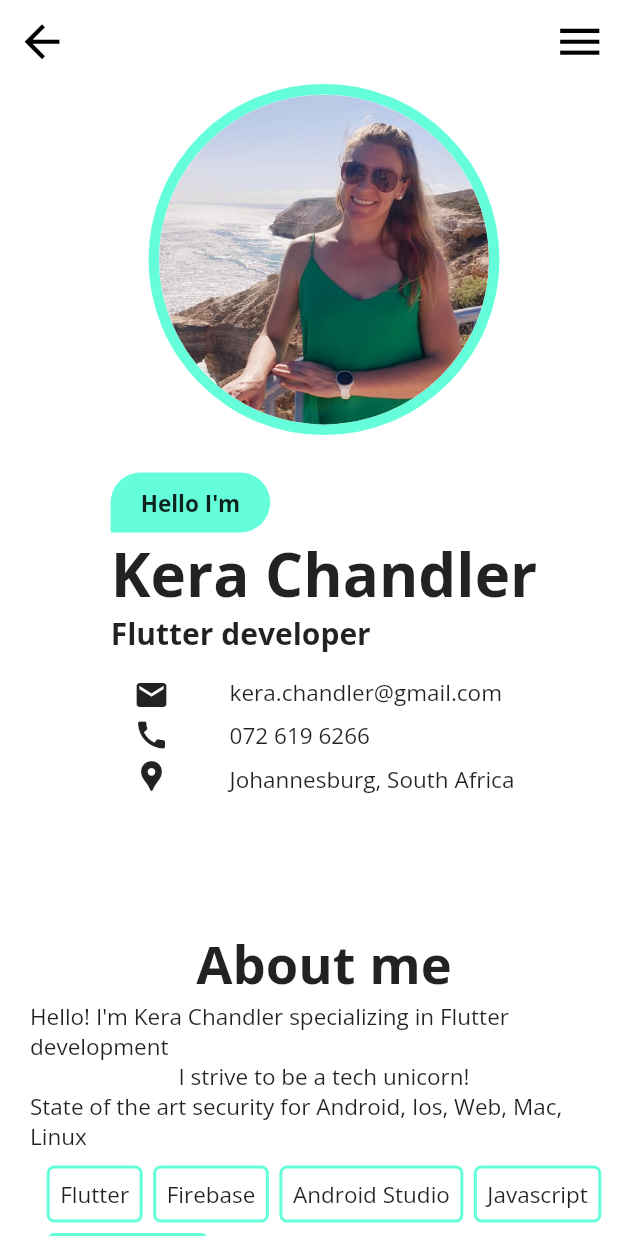
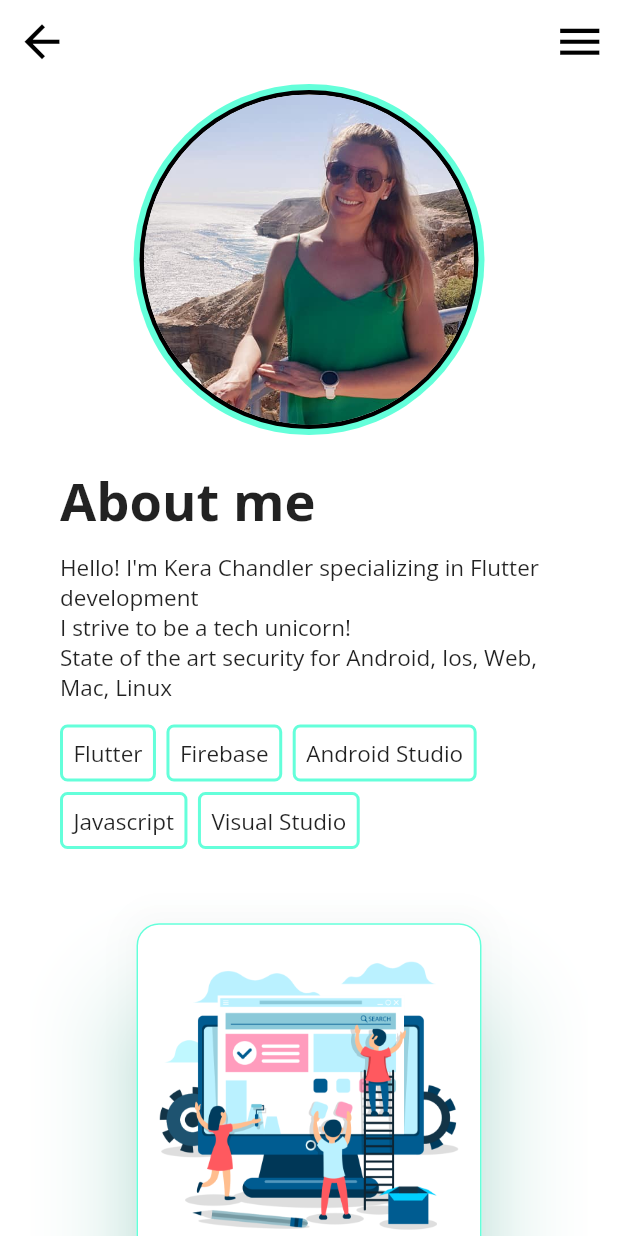
Before and after one commit to KeraCha/Flutter_my_profile_app, a Flutter app: the screen it shows after launch, after a tap on the "menu" icon, after a tap on "About", on a phone screen of 412 x 824 dp. Run offline on Flutter 3.47's test engine with Material 2 defaults, Android fonts, the phone set to English and light mode, and no system bars; our stand-ins replace flutter_svg, google_fonts, url_strategy; missing offline and left inert: dart:js.

Commit message:
Completed the about mobile and web pages

```diff
--- a/lib/components.dart
+++ b/lib/components.dart
@@ -11,9 +11,10 @@ class TabsWeb extends StatefulWidget {
 }
 
 class _TabsWebState extends State<TabsWeb> {
+  bool isSelected = false;
+
   @override
   Widget build(BuildContext context) {
-    bool isSelected = false;
     //MouseRegion widget detects mouse position when cursor hovers over it
     return GestureDetector(
       onTap: () {
@@ -185,7 +186,7 @@ class AnimatedCard extends StatefulWidget {
   const AnimatedCard(
       {Key? key,
       @required this.imagePath,
-      @required this.text,
+      this.text,
       this.fit,
       this.reverse,
       this.height,
@@ -240,7 +241,7 @@ class _AnimatedCardState extends State<AnimatedCard>
               SizedBox(height: 10.0),
               //back-end focuses on server side (firebase), users don't see
               //front end is working with flutter
-              SansBold(widget.text, 15.0),
+              widget.text == null ? SizedBox() : SansBold(widget.text, 15.0),
             ],
           ),
         ),
--- /dev/null
+++ b/lib/mobile/about_mobile.dart
@@ -0,0 +1,210 @@
+import 'package:flutter/material.dart';
+import 'package:flutter_svg/svg.dart';
+import 'package:google_fonts/google_fonts.dart';
+import 'package:url_launcher/url_launcher.dart';
+
+import '../components.dart';
+
+class AboutMobile extends StatefulWidget {
+  const AboutMobile({Key? key}) : super(key: key);
+
+  @override
+  State<AboutMobile> createState() => _AboutMobileState();
+}
+
+class _AboutMobileState extends State<AboutMobile> {
+  tealContainer(String text) {
+    return Container(
+      decoration: BoxDecoration(
+          border: Border.all(
+              color: Colors.tealAccent, style: BorderStyle.solid, width: 2.0),
+          borderRadius: BorderRadius.circular(5.0)),
+      padding: EdgeInsets.all(7.0),
+      child: Text(
+        text,
+        style: GoogleFonts.openSans(fontSize: 15.0),
+      ),
+    );
+  }
+
+  @override
+  Widget build(BuildContext context) {
+    return SafeArea(
+      child: Scaffold(
+        extendBodyBehindAppBar: true,
+        backgroundColor: Colors.white,
+        appBar: AppBar(
+          backgroundColor: Colors.transparent,
+          elevation: 0.0,
+          iconTheme: IconThemeData(
+            size: 35.0,
+            color: Colors.black,
+          ),
+        ),
+        endDrawer: Drawer(
+          child: Column(
+            mainAxisAlignment: MainAxisAlignment.center,
+            children: [
+              DrawerHeader(
+                padding: EdgeInsets.only(bottom: 20.0),
+                child: Container(
+                  decoration: BoxDecoration(
+                    shape: BoxShape.circle,
+                    border: Border.all(width: 2.0, color: Colors.black),
+                  ),
+                  child: Image.asset('assets/image.png',
+                      filterQuality: FilterQuality.high),
+                ),
+              ),
+              TabsMobile(text: "Home", route: '/'),
+              SizedBox(height: 20.0),
+              TabsMobile(text: "Works", route: '/works'),
+              SizedBox(height: 20.0),
+              TabsMobile(text: "Blog", route: '/blog'),
+              SizedBox(height: 20.0),
+              TabsMobile(text: "About", route: "/about"),
+              SizedBox(height: 20.0),
+              TabsMobile(text: "Contact", route: '/contact'),
+              SizedBox(height: 40.0),
+              Row(
+                mainAxisAlignment: MainAxisAlignment.spaceEvenly,
+                children: [
+                  IconButton(
+                    onPressed: () async => await launchUrl(
+                      Uri.parse("https://www.instagram.com/tomcruise"),
+                    ),
+                    icon: SvgPicture.asset(
+                      "assets/instagram.svg",
+                      color: Colors.black,
+                      width: 35.0,
+                    ),
+                  ),
+                  IconButton(
+                    onPressed: () async => await launchUrl(
+                      Uri.parse("https://www.twitter.com/tomcruise"),
+                    ),
+                    icon: SvgPicture.asset(
+                      "assets/twitter.svg",
+                      color: Colors.black,
+                      width: 35.0,
+                    ),
+                  ),
+                  IconButton(
+                    onPressed: () async => await launchUrl(
+                      Uri.parse("https://www.github.com/KeraCha"),
+                    ),
+                    icon: SvgPicture.asset(
+                      "assets/github.svg",
+                      color: Colors.black,
+                      width: 35.0,
+                    ),
+                  ),
+                ],
+              )
+            ],
+          ),
+        ),
+        body: Padding(
+          padding: const EdgeInsets.symmetric(horizontal: 20.0),
+          child: ListView(
+            children: [
+              //Intro , first section
+              CircleAvatar(
+                radius: 117.0,
+                backgroundColor: Colors.tealAccent,
+                child: CircleAvatar(
+                  radius: 113.0,
+                  backgroundColor: Colors.black,
+                  child: CircleAvatar(
+                    radius: 110.0,
+                    backgroundColor: Colors.white,
+                    child: Image.asset("assets/image.png",
+                        filterQuality: FilterQuality.high),
+                  ),
+                ),
+              ),
+              SizedBox(height: 20.0),
+              Padding(
+                padding: EdgeInsets.symmetric(horizontal: 20.0),
+                child: Column(
+                  crossAxisAlignment: CrossAxisAlignment.start,
+                  mainAxisAlignment: MainAxisAlignment.center,
+                  children: [
+                    SansBold("About me", 35.0),
+                    SizedBox(height: 10.0),
+                    Sans(
+                        "Hello! I'm Kera Chandler specializing in Flutter development",
+                        15.0),
+                    Sans("I strive to be a tech unicorn!", 15.0),
+                    Sans(
+                        "State of the art security for Android, Ios, Web, Mac, Linux",
+                        15.0),
+                    SizedBox(height: 15.0),
+                    Wrap(
+                      spacing: 7.0,
+                      runSpacing: 7.0,
+                      children: [
+                        tealContainer("Flutter"),
+                        tealContainer("Firebase"),
+                        tealContainer("Android Studio"),
+                        tealContainer("Javascript"),
+                        tealContainer("Visual Studio"),
+                      ],
+                    )
+                  ],
+                ),
+              ),
+              SizedBox(height: 40.0),
+
+              //Web development, second section
+              Column(
+                crossAxisAlignment: CrossAxisAlignment.center,
+                children: [
+                  AnimatedCard(imagePath: "assets/webL.png", width: 200.0),
+                  SizedBox(height: 30.0),
+                  SansBold("Web development", 20.0),
+                  SizedBox(height: 10.0),
+                ],
+              ),
+              Sans(
+                  "I'm here to build your presence online with state of the art web apps",
+                  15.0),
+
+              //App development,third section
+              Column(
+                crossAxisAlignment: CrossAxisAlignment.center,
+                children: [
+                  SizedBox(height: 20.0),
+                  AnimatedCard(
+                      imagePath: "assets/app.png", width: 200.0, reverse: true),
+                  SizedBox(height: 30.0),
+                  SansBold("App development", 20.0),
+                  SizedBox(height: 10.0),
+                ],
+              ),
+              Sans(
+                  "Do you need a high-performance, responsive and beautiful app? Don't worry, I've got you covered.",
+                  15.0),
+
+              //Back-end development, forth section
+              Column(
+                crossAxisAlignment: CrossAxisAlignment.center,
+                children: [
+                  SizedBox(height: 20.0),
+                  AnimatedCard(imagePath: "assets/firebase.png", width: 200.0),
+                  SizedBox(height: 30.0),
+                  SansBold("Back-end development", 20.0),
+                  SizedBox(height: 10.0),
+                ],
+              ),
+              Sans(
+                  "Do you want your back-end to be highly scalable and secure? Let's have a conversation on how I can help you with that.",
+                  15.0),
+              SizedBox(height: 20.0),
+            ],
+          ),
+        ),
+      ),
+    );
+  }
+}
--- a/lib/mobile/landing_page_mobile.dart
+++ b/lib/mobile/landing_page_mobile.dart
@@ -51,7 +51,8 @@ class _LandingPageMobileState extends State<LandingPageMobile> {
                   shape: BoxShape.circle,
                   border: Border.all(width: 2.0, color: Colors.black),
                 ),
-                child: Image.asset('assets/image.png'),
+                child: Image.asset('assets/image.png',
+                    filterQuality: FilterQuality.high),
               ),
             ),
             TabsMobile(text: "Home", route: '/'),
@@ -105,11 +106,6 @@ class _LandingPageMobileState extends State<LandingPageMobile> {
       body: ListView(
         children: [
           //Intro, First section
-          Padding(
-            padding: const EdgeInsets.only(left: 20.0),
-            child: Column(
-              crossAxisAlignment: CrossAxisAlignment.center,
-              children: [
           CircleAvatar(
             radius: 117.0,
             backgroundColor: Colors.tealAccent,
@@ -119,6 +115,11 @@ class _LandingPageMobileState extends State<LandingPageMobile> {
               backgroundImage: AssetImage("assets/image.png"),
             ),
           ),
+          Padding(
+            padding: const EdgeInsets.symmetric(horizontal: 20.0),
+            child: Column(
+              crossAxisAlignment: CrossAxisAlignment.start,
+              children: [
                 SizedBox(height: 25.0),
                 Column(
                   crossAxisAlignment: CrossAxisAlignment.start,
@@ -142,7 +143,7 @@ class _LandingPageMobileState extends State<LandingPageMobile> {
                 ),
                 SizedBox(height: 15.0),
                 Row(
-                  mainAxisAlignment: MainAxisAlignment.center,
+                  mainAxisAlignment: MainAxisAlignment.start,
                   children: [
                     Wrap(
                       direction: Axis.vertical,
@@ -171,9 +172,9 @@ class _LandingPageMobileState extends State<LandingPageMobile> {
           SizedBox(height: 90.0),
           //About me, Second section
           Padding(
-            padding: EdgeInsets.only(left: 20.0),
+            padding: EdgeInsets.symmetric(horizontal: 20.0),
             child: Column(
-              crossAxisAlignment: CrossAxisAlignment.center,
+              crossAxisAlignment: CrossAxisAlignment.start,
               mainAxisAlignment: MainAxisAlignment.center,
               children: [
                 SansBold("About me", 35.0),
--- a/lib/routes.dart
+++ b/lib/routes.dart
@@ -1,7 +1,9 @@
 import 'dart:js';
 
 import 'package:flutter/material.dart';
+import 'package:kera_chandler/mobile/about_mobile.dart';
 import 'package:kera_chandler/mobile/contact_mobile.dart';
+import 'package:kera_chandler/web/about_web.dart';
 import 'package:kera_chandler/web/contact_web.dart';
 import 'package:kera_chandler/web/landing_page_web.dart';
 
@@ -30,6 +32,15 @@ class Routes {
                     return ContactMobile();
                 }),
             settings: settings);
+      case '/about':
+        return MaterialPageRoute(
+            builder: (_) => LayoutBuilder(builder: (context, constraints) {
+                  if (constraints.maxWidth > 800) {
+                    return AboutWeb();
+                  } else
+                    return AboutMobile();
+                }),
+            settings: settings);
       default:
         return MaterialPageRoute(
           settings: settings,
--- a/lib/web/landing_page_web.dart
+++ b/lib/web/landing_page_web.dart
@@ -163,7 +163,9 @@ class _LandingPageWebState extends State<LandingPageWeb> {
               mainAxisAlignment: MainAxisAlignment.spaceEvenly,
               crossAxisAlignment: CrossAxisAlignment.center,
               children: [
-                Image.asset("assets/web.jpg", height: widthDevice / 1.9),
+                Image.asset("assets/web.jpg",
+                    filterQuality: FilterQuality.high,
+                    height: widthDevice / 1.9),
                 Column(
                   crossAxisAlignment: CrossAxisAlignment.start,
                   mainAxisAlignment: MainAxisAlignment.center,
```
Also changed, not shown: lib/mobile/blog_mobile.dart (added, +13 -0 lines), lib/mobile/contact_mobile.dart (+4 -3 lines), lib/web/about_web.dart (added, +232 -0 lines), lib/web/blog_web.dart (added, +13 -0 lines). Lines whose indentation alone changed are shown as unchanged.
